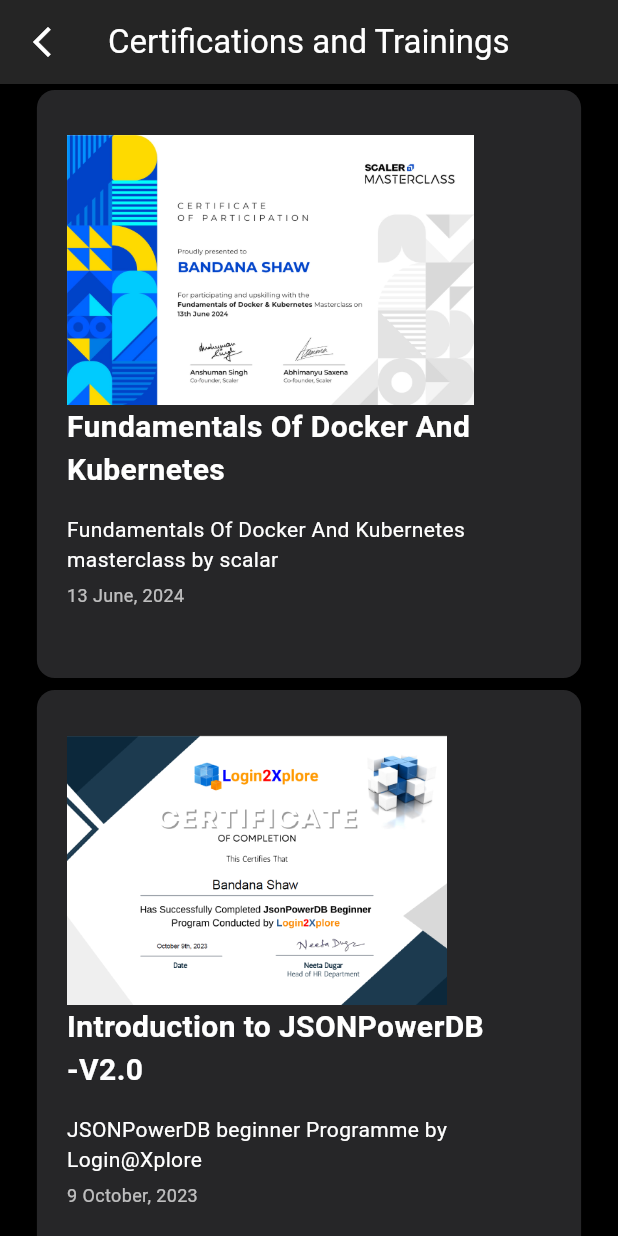
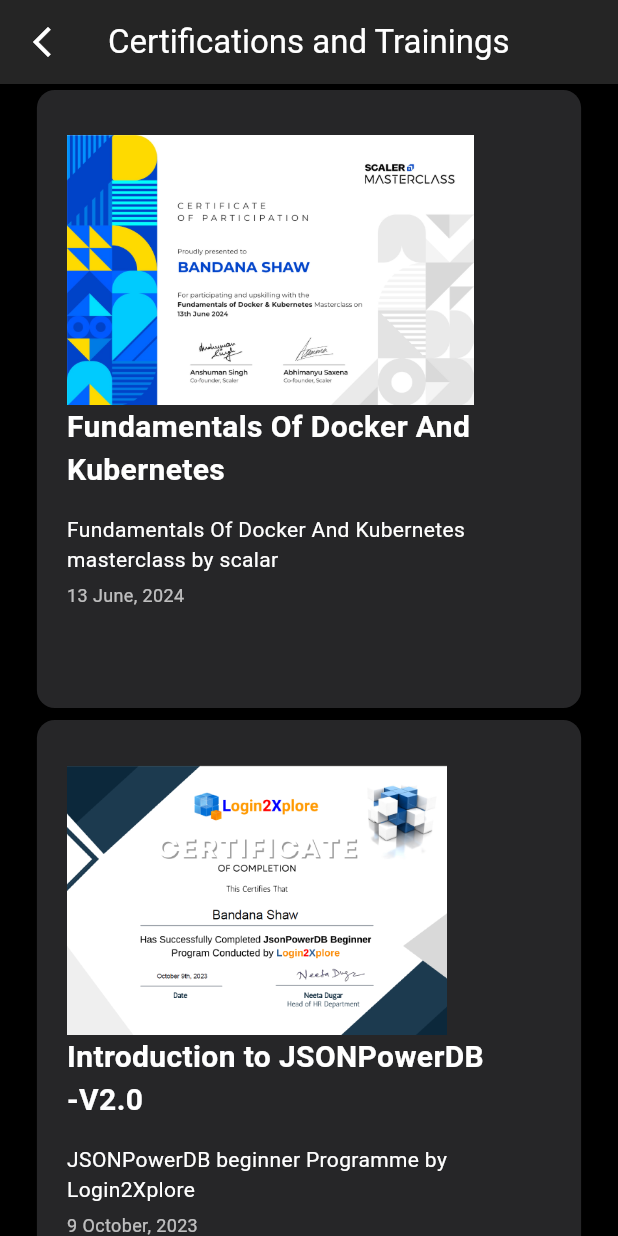
Before and after one commit to clandestine-612k/Portfolio, a Flutter app: the MyCertifications screen opened by its route, on a phone screen of 412 x 824 dp. Run offline on Flutter 3.47's test engine with Material 3 defaults, Android fonts, the phone set to English and light mode, and no system bars; our stand-ins replace font_awesome_flutter, wtf_sliding_sheet.

Commit message:
Minor UI Changes

```diff
--- a/lib/certifications.dart
+++ b/lib/certifications.dart
@@ -11,7 +11,7 @@ class MyCertifications extends StatefulWidget {
 class _MyCertificationsState extends State<MyCertifications> {
   myCertcar(certname, desc, timedur, image) {
     return Container(
-      height: 400,
+      height: 420,
       width: MediaQuery.of(context).size.width * 0.9,
       child: Card(
         color: Color(0xff262628),
@@ -93,13 +93,13 @@ class _MyCertificationsState extends State<MyCertifications> {
                   "assets/fundamentals of kubernetes and dockernet scalar.png"),
               myCertcar(
                   'Introduction to JSONPowerDB -V2.0',
-                  'JSONPowerDB beginner Programme by Login@Xplore',
+                  'JSONPowerDB beginner Programme by Login2Xplore',
                   "9 October, 2023",
                   "assets/jsonpowerdb.png"),
               myCertcar(
                   'Introduction to Cybersecurity',
                   'Introduction to Cybersecurity by Cisco',
-                  "9 October, 2023",
+                  "3 August, 2023",
                   "assets/cybersecurity.png"),
               myCertcar(
                   'Development of Digital Game based eContent',
--- a/lib/projects.dart
+++ b/lib/projects.dart
@@ -12,7 +12,7 @@ class Myprojects extends StatefulWidget {
 class _MyprojectsState extends State<Myprojects> {
   myprojectcar(tech, title, desc, star, link) {
     return Container(
-      height: 250,
+      height: 280,
       width: MediaQuery.of(context).size.width * 0.9,
       child: Card(
         color: Color(0xff262628),
```
Also changed, not shown: lib/achievements.dart (+2 -10 lines).
